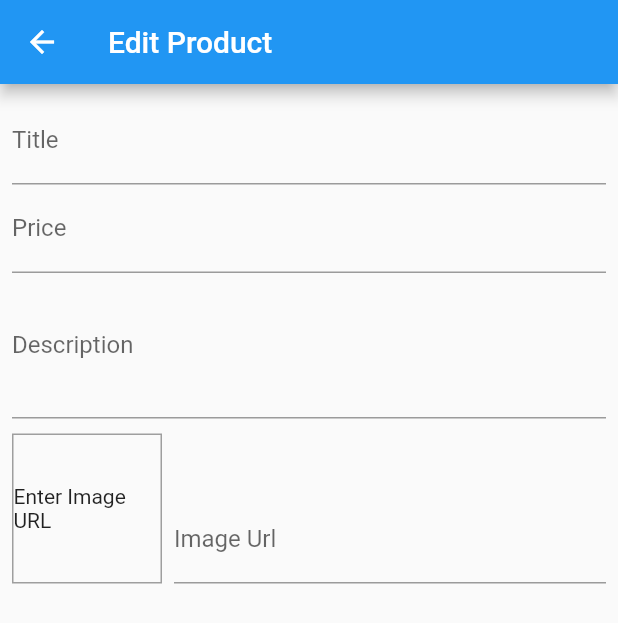
After one commit to cmtboy/e_shop, a Flutter app: the ManageScreen screen opened by its route, after a tap on the "edit" icon, on a phone screen of 412 x 824 dp. The commit adds this screen. Shown: the top 623 px of the screen. Run offline on Flutter 3.47's test engine with Material 2 defaults, Android fonts, the light colour scheme and no system bars; our stand-ins replace badges.

Commit message:
working on manage product functionility

```diff
--- a/lib/main.dart
+++ b/lib/main.dart
@@ -1,6 +1,8 @@
 import 'package:e_shop/providers/cart_provider.dart';
 import 'package:e_shop/providers/orders_provider.dart';
 import 'package:e_shop/providers/product_provider.dart';
+import 'package:e_shop/screens/edit_product_screen/edit_Product_screen.dart';
+import 'package:e_shop/screens/manage_products/manage_screen.dart';
 import 'package:e_shop/screens/order_screen/OrderScreen.dart';
 import 'package:e_shop/screens/product_details/product_details_screen.dart';
 import 'package:e_shop/screens/profile_screen/ProfileScreen.dart';
@@ -39,6 +41,8 @@ class EShop extends StatelessWidget {
           'ProductDetails': (context) => ProductDetails(),
           'cartScreen': (context) => CartScreen(),
           'OrderScreen': (context) => OrderScreen(),
+          'ManageScreen': (context) => ManageScreen(),
+          'EditProductScreen': (context) => EditProductScreen(),
         },
         home: const MyBottomNavBar(),
       ),
--- /dev/null
+++ b/lib/screens/edit_product_screen/edit_Product_screen.dart
@@ -0,0 +1,103 @@
+import 'package:flutter/material.dart';
+
+class EditProductScreen extends StatefulWidget {
+  const EditProductScreen({Key? key}) : super(key: key);
+
+  @override
+  State<EditProductScreen> createState() => _EditProductScreenState();
+}
+
+class _EditProductScreenState extends State<EditProductScreen> {
+  final _priceFocusNode = FocusNode();
+  final _descriptionFocusNode = FocusNode();
+  final _imageUrlControler = TextEditingController();
+  final _imageFocusNode = FocusNode();
+
+  @override
+  void initState() {
+    _imageFocusNode.addListener(() {
+      if (!_imageFocusNode.hasFocus) {
+        setState(() {});
+      }
+    });
+    super.initState();
+  }
+
+  @override
+  void dispose() {
+    _imageFocusNode.dispose();
+    _priceFocusNode.dispose();
+    _imageUrlControler.dispose();
+    _descriptionFocusNode.dispose();
+    super.dispose();
+  }
+
+  @override
+  Widget build(BuildContext context) {
+    return Scaffold(
+      appBar: AppBar(
+        title: Text('Edit Product'),
+      ),
+      body: Padding(
+        padding: const EdgeInsets.all(8.0),
+        child: Form(
+          child: SingleChildScrollView(
+            child: Column(
+              children: [
+                TextFormField(
+                  decoration: const InputDecoration(labelText: 'Title'),
+                  textInputAction: TextInputAction.next,
+                  onFieldSubmitted: (_) {
+                    FocusScope.of(context).requestFocus(_priceFocusNode);
+                  },
+                ),
+                TextFormField(
+                  decoration: const InputDecoration(labelText: 'Price'),
+                  textInputAction: TextInputAction.next,
+                  keyboardType: TextInputType.number,
+                  focusNode: _priceFocusNode,
+                  onFieldSubmitted: (_) {
+                    FocusScope.of(context).requestFocus(_descriptionFocusNode);
+                  },
+                ),
+                TextFormField(
+                  decoration: const InputDecoration(labelText: 'Description'),
+                  maxLines: 3,
+                  keyboardType: TextInputType.multiline,
+                  focusNode: _descriptionFocusNode,
+                ),
+                Row(
+                  crossAxisAlignment: CrossAxisAlignment.end,
+                  children: [
+                    Container(
+                      margin: EdgeInsets.only(top: 10, right: 8),
+                      height: 100,
+                      width: 100,
+                      decoration: BoxDecoration(
+                        border: Border.all(width: 1, color: Colors.grey),
+                      ),
+                      child: _imageUrlControler.text.isEmpty
+                          ? Center(child: Text('Enter Image URL'))
+                          : Container(
+                              child: Image.asset(_imageUrlControler.text),
+                            ),
+                    ),
+                    Expanded(
+                      child: TextFormField(
+                        focusNode: _imageFocusNode,
+                        controller: _imageUrlControler,
+                        textInputAction: TextInputAction.done,
+                        keyboardType: TextInputType.url,
+                        decoration: InputDecoration(labelText: 'Image Url'),
+                      ),
+                    )
+                  ],
+                ),
+              ],
+            ),
+          ),
+        ),
+      ),
+    );
+  }
+}
--- a/lib/screens/home_screen/HomeScreen.dart
+++ b/lib/screens/home_screen/HomeScreen.dart
@@ -33,6 +33,13 @@ class HomeScreen extends StatelessWidget {
             id: products[index].id,
             productImage: products[index].imgUrl,
             productName: products[index].name,
-                productPrice: products[index].price)));
+            productPrice: products[index].price),
+      ),
+      floatingActionButton: FloatingActionButton(
+          onPressed: () {
+            Navigator.pushNamed(context, 'ManageScreen');
+          },
+          child: Icon(Icons.settings)),
+    );
   }
 }
--- /dev/null
+++ b/lib/screens/manage_products/manage_screen.dart
@@ -0,0 +1,37 @@
+import 'package:e_shop/providers/product_provider.dart';
+import 'package:e_shop/screens/manage_products/manage_screen_widget.dart';
+import 'package:flutter/material.dart';
+import 'package:provider/provider.dart';
+
+class ManageScreen extends StatelessWidget {
+  const ManageScreen({Key? key}) : super(key: key);
+
+  @override
+  Widget build(BuildContext context) {
+    var productDetails = Provider.of<ProductProvider>(context);
+    return Scaffold(
+      appBar: AppBar(
+        title: Text('Manage Products'),
+        actions: [
+          IconButton(
+            onPressed: () {
+              Navigator.pushNamed(context, "EditProductScreen");
+            },
+            icon: Icon(Icons.add),
+          ),
+        ],
+      ),
+      body: Padding(
+        padding: EdgeInsets.all(8),
+        child: ListView.builder(
+          itemCount: productDetails.loadedProduct.length,
+          itemBuilder: (BuildContext context, int index) {
+            return ManageProductWidget(
+                imageUrl: productDetails.loadedProduct[index].imgUrl,
+                productName: productDetails.loadedProduct[index].name);
+          },
+        ),
+      ),
+    );
+  }
+}
--- /dev/null
+++ b/lib/screens/manage_products/manage_screen_widget.dart
@@ -0,0 +1,37 @@
+import 'package:flutter/material.dart';
+
+class ManageProductWidget extends StatelessWidget {
+  const ManageProductWidget(
+      {required this.imageUrl, required this.productName, Key? key})
+      : super(key: key);
+
+  final String imageUrl;
+  final String productName;
+
+  @override
+  Widget build(BuildContext context) {
+    return ListTile(
+      leading: CircleAvatar(
+        backgroundImage: AssetImage(imageUrl),
+      ),
+      title: Text(productName),
+      trailing: Container(
+        width: 100,
+        child: Row(
+          children: [
+            IconButton(
+              onPressed: () {
+                Navigator.pushNamed(context, 'EditProductScreen');
+              },
+              icon: Icon(Icons.edit),
+            ),
+            IconButton(
+              onPressed: () {},
+              icon: Icon(Icons.delete),
+            )
+          ],
+        ),
+      ),
+    );
+  }
+}
```
Lines whose indentation alone changed are shown as unchanged.
